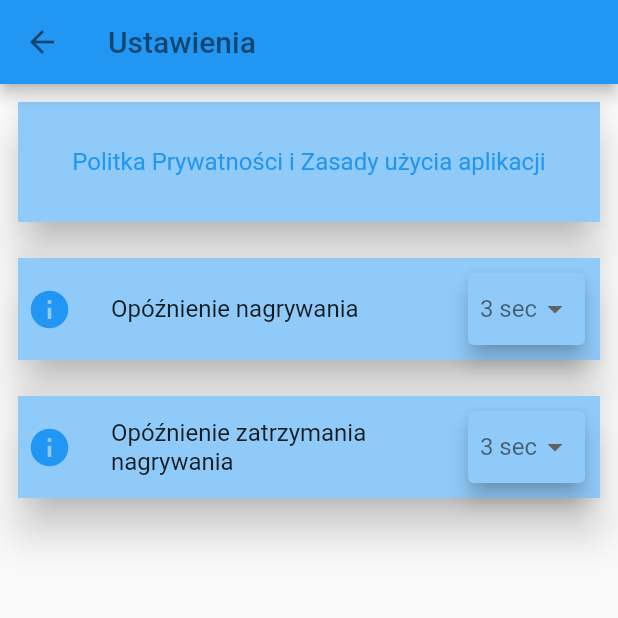
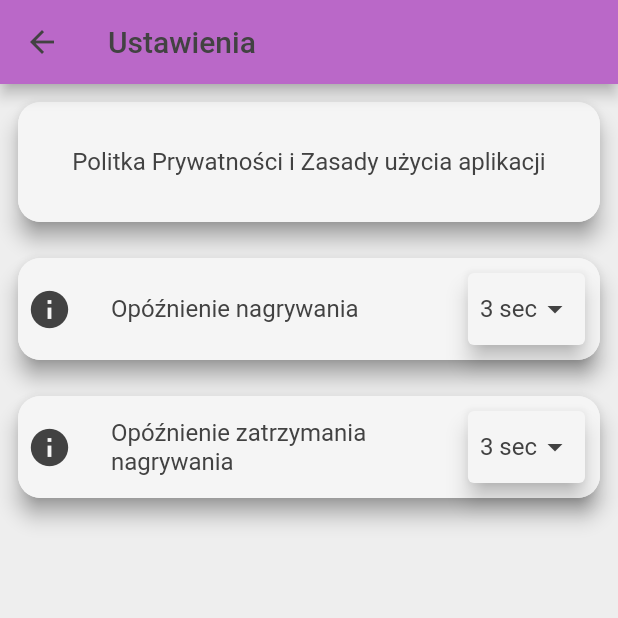
Before and after one commit to Michal-Szkoda-91/music_callendar, a Flutter app: the SettingsScreen screen opened directly, on a phone screen of 412 x 824 dp, the top half of it. Run offline on Flutter 3.47's test engine with Material 2 defaults, Android fonts, the phone set to English and light mode, and no system bars; our stand-ins replace community_material_icon, shared_preferences, sqflite, syncfusion_flutter_sliders, table_calendar, wakelock; missing offline and left inert: record, syncfusion_flutter_core; accounts and stored records are empty.

Commit message:
dodano kolory do jasnego trybu

```diff
--- a/lib/models/theme_providers.dart
+++ b/lib/models/theme_providers.dart
@@ -21,5 +21,18 @@ class MyDarkLightThemes {
     ),
   );
 
-  static final lightTheme = ThemeData();
+  static final lightTheme = ThemeData(
+    primaryColor: Colors.grey[900],
+    scaffoldBackgroundColor: Colors.grey.shade200,
+    backgroundColor: Colors.grey[100],
+    cardColor: Colors.grey.shade400,
+    accentColor: Colors.purple[300],
+    errorColor: Colors.red.shade500,
+    hoverColor: Colors.green.shade500,
+    textTheme: TextTheme(
+      headline1: TextStyle(
+        color: Colors.grey[800],
+      ),
+    ),
+  );
 }
--- a/lib/screens/main_page_screen.dart
+++ b/lib/screens/main_page_screen.dart
@@ -59,7 +59,7 @@ class _MainPageState extends State<MainPage> {
           title: Text(
             "Muzyczny Kalendarz",
             style: TextStyle(
-              color: Theme.of(context).textTheme.headline1!.color,
+              color: Theme.of(context).primaryColor,
             ),
           ),
           backgroundColor: Theme.of(context).accentColor,
--- a/lib/screens/music_event_adding_screen.dart
+++ b/lib/screens/music_event_adding_screen.dart
@@ -68,7 +68,7 @@ class _MusicEventAddingScreenState extends State<MusicEventAddingScreen> {
             title: Text(
               _appBarDate,
               style: TextStyle(
-                color: Theme.of(context).textTheme.headline1!.color,
+                color: Theme.of(context).primaryColor,
               ),
             ),
             backgroundColor: Theme.of(context).accentColor,
--- a/lib/widgets/adding_screen_widgets/eqalizer.dart
+++ b/lib/widgets/adding_screen_widgets/eqalizer.dart
@@ -33,7 +33,7 @@ class Equalizer extends StatelessWidget {
         decoration: BoxDecoration(
           shape: BoxShape.circle,
           gradient: RadialGradient(
-            stops: [_isRecording ? 0.7 : 0.0, 1],
+            stops: [_isRecording ? 0.9 : 0.3, 1],
             colors: [
               _isRecording ? Colors.red : Colors.redAccent,
               Theme.of(context).cardColor,
--- a/lib/widgets/settings_screen_widgets/policy.dart
+++ b/lib/widgets/settings_screen_widgets/policy.dart
@@ -16,15 +16,22 @@ class _PolicyPrivacySettingState extends State<PolicyPrivacySetting> {
           launch("https://musiccalendar.000webhostapp.com/");
         },
         child: Card(
+          shape: RoundedRectangleBorder(
+            borderRadius: BorderRadius.circular(15.0),
+          ),
           color: Theme.of(context).backgroundColor,
-          elevation: 12,
+          elevation: 6,
+          shadowColor: Theme.of(context).primaryColor,
           child: ListTile(
+            shape: RoundedRectangleBorder(
+              borderRadius: BorderRadius.circular(15.0),
+            ),
             contentPadding: EdgeInsets.all(12),
             tileColor: Theme.of(context).backgroundColor,
             title: Text(
               'Politka Prywatności i Zasady użycia aplikacji',
               style: TextStyle(
-                color: Colors.blue,
+                color: Theme.of(context).textTheme.headline1!.color,
               ),
               textAlign: TextAlign.center,
             ),
--- a/lib/widgets/settings_screen_widgets/record_time_setting.dart
+++ b/lib/widgets/settings_screen_widgets/record_time_setting.dart
@@ -25,12 +25,24 @@ class _RecordTimeSettingState extends State<RecordTimeSetting> {
     return Padding(
       padding: const EdgeInsets.all(8.0),
       child: Card(
+        shape: RoundedRectangleBorder(
+          borderRadius: BorderRadius.circular(15.0),
+        ),
+        shadowColor: Theme.of(context).primaryColor,
         color: Theme.of(context).backgroundColor,
-        elevation: 12,
+        elevation: 6,
         child: ListTile(
+          shape: RoundedRectangleBorder(
+            borderRadius: BorderRadius.circular(15.0),
+          ),
           contentPadding: EdgeInsets.all(6),
           tileColor: Theme.of(context).backgroundColor,
-          title: Text('Opóźnienie nagrywania'),
+          title: Text(
+            'Opóźnienie nagrywania',
+            style: TextStyle(
+              color: Theme.of(context).textTheme.headline1!.color,
+            ),
+          ),
           leading: CustomToolTip(
             content: text,
           ),
@@ -46,9 +58,11 @@ class _RecordTimeSettingState extends State<RecordTimeSetting> {
                 dropdownColor: Theme.of(context).backgroundColor,
                 style: TextStyle(
                   fontSize: 16,
-                  color: Theme.of(context).textTheme.headline2!.color,
+                  color: Theme.of(context).textTheme.headline1!.color,
                 ),
                 underline: Container(height: 0),
+                iconDisabledColor: Theme.of(context).textTheme.headline1!.color,
+                iconEnabledColor: Theme.of(context).textTheme.headline1!.color,
                 value: _actualValue,
                 onChanged: (String? newValue) {
                   setState(() {
@@ -61,7 +75,12 @@ class _RecordTimeSettingState extends State<RecordTimeSetting> {
                   (String value) {
                     return DropdownMenuItem(
                       value: value,
-                      child: Text(value),
+                      child: Text(
+                        value,
+                        style: TextStyle(
+                          color: Theme.of(context).textTheme.headline1!.color,
+                        ),
+                      ),
                     );
                   },
                 ).toList(),
--- a/lib/widgets/settings_screen_widgets/silence_time_setting.dart
+++ b/lib/widgets/settings_screen_widgets/silence_time_setting.dart
@@ -25,12 +25,24 @@ class _StopRecordTimeSettingState extends State<StopRecordTimeSetting> {
     return Padding(
       padding: const EdgeInsets.all(8.0),
       child: Card(
+        shape: RoundedRectangleBorder(
+          borderRadius: BorderRadius.circular(15.0),
+        ),
+        shadowColor: Theme.of(context).primaryColor,
         color: Theme.of(context).backgroundColor,
-        elevation: 12,
+        elevation: 6,
         child: ListTile(
+          shape: RoundedRectangleBorder(
+            borderRadius: BorderRadius.circular(15.0),
+          ),
           contentPadding: EdgeInsets.all(6),
           tileColor: Theme.of(context).backgroundColor,
-          title: Text('Opóźnienie zatrzymania nagrywania'),
+          title: Text(
+            'Opóźnienie zatrzymania nagrywania',
+            style: TextStyle(
+              color: Theme.of(context).textTheme.headline1!.color,
+            ),
+          ),
           leading: CustomToolTip(
             content: text,
           ),
@@ -46,9 +58,11 @@ class _StopRecordTimeSettingState extends State<StopRecordTimeSetting> {
                 dropdownColor: Theme.of(context).backgroundColor,
                 style: TextStyle(
                   fontSize: 16,
-                  color: Theme.of(context).textTheme.headline2!.color,
+                  color: Theme.of(context).textTheme.headline1!.color,
                 ),
                 underline: Container(height: 0),
+                iconDisabledColor: Theme.of(context).textTheme.headline1!.color,
+                iconEnabledColor: Theme.of(context).textTheme.headline1!.color,
                 value: _actualValue,
                 onChanged: (String? newValue) {
                   setState(() {
@@ -61,7 +75,12 @@ class _StopRecordTimeSettingState extends State<StopRecordTimeSetting> {
                   (String value) {
                     return DropdownMenuItem(
                       value: value,
-                      child: Text(value),
+                      child: Text(
+                        value,
+                        style: TextStyle(
+                          color: Theme.of(context).textTheme.headline1!.color,
+                        ),
+                      ),
                     );
                   },
                 ).toList(),
--- a/lib/widgets/settings_screen_widgets/tooltip.dart
+++ b/lib/widgets/settings_screen_widgets/tooltip.dart
@@ -17,20 +17,22 @@ class _CustomToolTipState extends State<CustomToolTip> {
       decoration: BoxDecoration(
         boxShadow: [
           BoxShadow(
-            color: Colors.grey.withOpacity(0.5),
-            spreadRadius: 5,
-            blurRadius: 7,
-            offset: Offset(0, 3),
+            color: Theme.of(context).accentColor,
+            spreadRadius: 2,
+            blurRadius: 2,
+            offset: Offset(0, 0),
           ),
         ],
         borderRadius: BorderRadius.circular(15),
-        color: Theme.of(context).backgroundColor,
+        color: Theme.of(context).cardColor,
       ),
       margin: EdgeInsets.all(6.0),
       padding: EdgeInsets.all(12.0),
       key: key,
       message: widget.content,
-      textStyle: TextStyle(color: Theme.of(context).textTheme.headline2!.color),
+      textStyle: TextStyle(
+        color: Theme.of(context).textTheme.headline1!.color,
+      ),
       child: GestureDetector(
         behavior: HitTestBehavior.opaque,
         onTap: () {
@@ -40,7 +42,7 @@ class _CustomToolTipState extends State<CustomToolTip> {
         child: Icon(
           Icons.info,
           size: 30,
-          color: Theme.of(context).accentColor,
+          color: Theme.of(context).textTheme.headline1!.color,
         ),
       ),
     );
```
